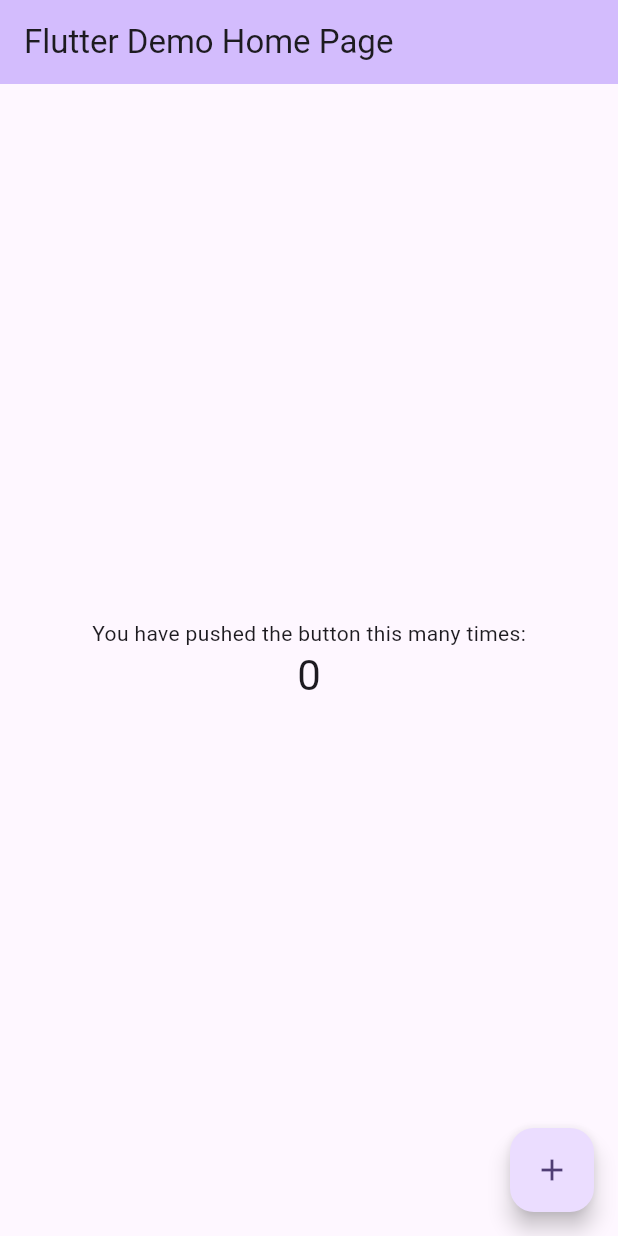
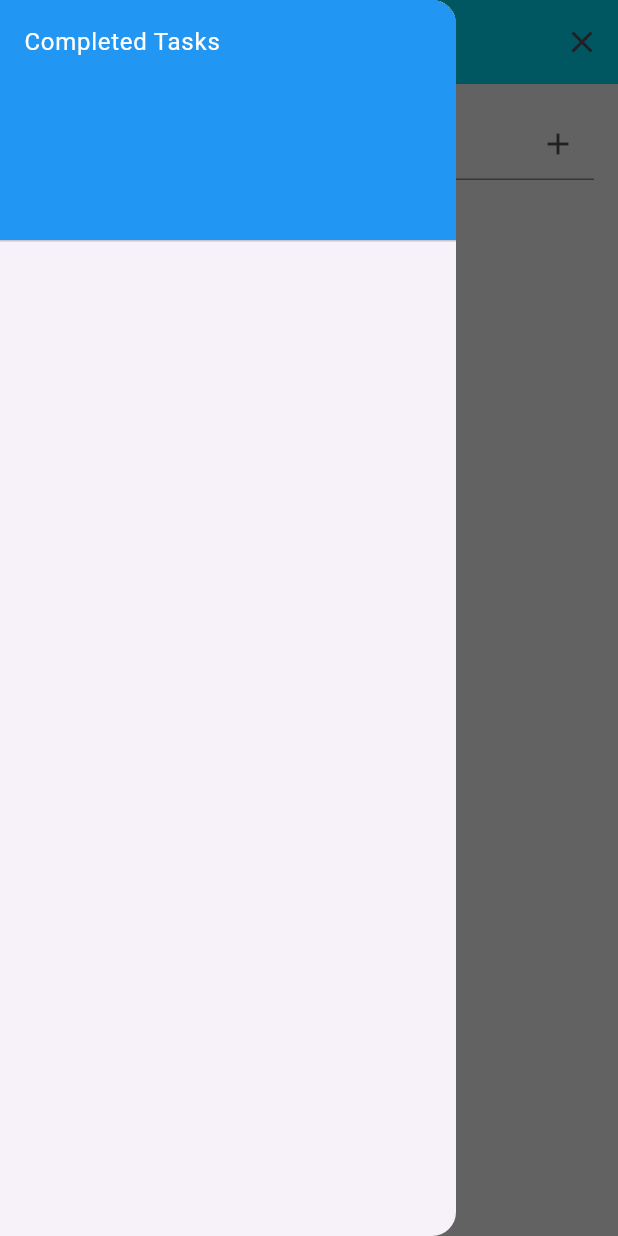
Before and after one commit to abhinav086/todo, a Flutter app: the screen it shows after launch, with the side drawer open (before the commit the screen has no drawer), on a phone screen of 412 x 824 dp. Run offline on Flutter 3.47's test engine with Material 3 defaults, Android fonts, the phone set to English and light mode, and no system bars.

Commit message:
todo app complete

```diff
--- a/lib/main.dart
+++ b/lib/main.dart
@@ -1,125 +1,21 @@
+// main.dart
+
 import 'package:flutter/material.dart';
+import 'todo_app.dart';
 
 void main() {
-  runApp(const MyApp());
+  runApp(MyApp());
 }
 
 class MyApp extends StatelessWidget {
-  const MyApp({super.key});
-
-  // This widget is the root of your application.
   @override
   Widget build(BuildContext context) {
     return MaterialApp(
-      title: 'Flutter Demo',
       theme: ThemeData(
-        // This is the theme of your application.
-        //
-        // TRY THIS: Try running your application with "flutter run". You'll see
-        // the application has a purple toolbar. Then, without quitting the app,
-        // try changing the seedColor in the colorScheme below to Colors.green
-        // and then invoke "hot reload" (save your changes or press the "hot
-        // reload" button in a Flutter-supported IDE, or press "r" if you used
-        // the command line to start the app).
-        //
-        // Notice that the counter didn't reset back to zero; the application
-        // state is not lost during the reload. To reset the state, use hot
-        // restart instead.
-        //
-        // This works for code too, not just values: Most code changes can be
-        // tested with just a hot reload.
-        colorScheme: ColorScheme.fromSeed(seedColor: Colors.deepPurple),
-        useMaterial3: true,
+        primaryColor: Colors.blue,
+        hintColor: Colors.white,
       ),
-      home: const MyHomePage(title: 'Flutter Demo Home Page'),
+      home: TodoApp(),
     );
   }
 }
-
-class MyHomePage extends StatefulWidget {
-  const MyHomePage({super.key, required this.title});
-
-  // This widget is the home page of your application. It is stateful, meaning
-  // that it has a State object (defined below) that contains fields that affect
-  // how it looks.
-
-  // This class is the configuration for the state. It holds the values (in this
-  // case the title) provided by the parent (in this case the App widget) and
-  // used by the build method of the State. Fields in a Widget subclass are
-  // always marked "final".
-
-  final String title;
-
-  @override
-  State<MyHomePage> createState() => _MyHomePageState();
-}
-
-class _MyHomePageState extends State<MyHomePage> {
-  int _counter = 0;
-
-  void _incrementCounter() {
-    setState(() {
-      // This call to setState tells the Flutter framework that something has
-      // changed in this State, which causes it to rerun the build method below
-      // so that the display can reflect the updated values. If we changed
-      // _counter without calling setState(), then the build method would not be
-      // called again, and so nothing would appear to happen.
-      _counter++;
-    });
-  }
-
-  @override
-  Widget build(BuildContext context) {
-    // This method is rerun every time setState is called, for instance as done
-    // by the _incrementCounter method above.
-    //
-    // The Flutter framework has been optimized to make rerunning build methods
-    // fast, so that you can just rebuild anything that needs updating rather
-    // than having to individually change instances of widgets.
-    return Scaffold(
-      appBar: AppBar(
-        // TRY THIS: Try changing the color here to a specific color (to
-        // Colors.amber, perhaps?) and trigger a hot reload to see the AppBar
-        // change color while the other colors stay the same.
-        backgroundColor: Theme.of(context).colorScheme.inversePrimary,
-        // Here we take the value from the MyHomePage object that was created by
-        // the App.build method, and use it to set our appbar title.
-        title: Text(widget.title),
-      ),
-      body: Center(
-        // Center is a layout widget. It takes a single child and positions it
-        // in the middle of the parent.
-        child: Column(
-          // Column is also a layout widget. It takes a list of children and
-          // arranges them vertically. By default, it sizes itself to fit its
-          // children horizontally, and tries to be as tall as its parent.
-          //
-          // Column has various properties to control how it sizes itself and
-          // how it positions its children. Here we use mainAxisAlignment to
-          // center the children vertically; the main axis here is the vertical
-          // axis because Columns are vertical (the cross axis would be
-          // horizontal).
-          //
-          // TRY THIS: Invoke "debug painting" (choose the "Toggle Debug Paint"
-          // action in the IDE, or press "p" in the console), to see the
-          // wireframe for each widget.
-          mainAxisAlignment: MainAxisAlignment.center,
-          children: <Widget>[
-            const Text(
-              'You have pushed the button this many times:',
-            ),
-            Text(
-              '$_counter',
-              style: Theme.of(context).textTheme.headlineMedium,
-            ),
-          ],
-        ),
-      ),
-      floatingActionButton: FloatingActionButton(
-        onPressed: _incrementCounter,
-        tooltip: 'Increment',
-        child: const Icon(Icons.add),
-      ), // This trailing comma makes auto-formatting nicer for build methods.
-    );
-  }
-}
--- /dev/null
+++ b/lib/task.dart
@@ -0,0 +1,8 @@
+// task.dart
+
+class Task {
+  String name;
+  bool isCompleted;
+
+  Task({required this.name, this.isCompleted = false});
+}
--- /dev/null
+++ b/lib/todo_app.dart
@@ -0,0 +1,112 @@
+// todo_app.dart
+//Abhinav's todo list application
+import 'package:flutter/material.dart';
+import 'task.dart';
+
+class TodoApp extends StatefulWidget {
+  @override
+  _TodoAppState createState() => _TodoAppState();
+}
+
+class _TodoAppState extends State<TodoApp> {
+  List<Task> tasks = [];
+  List<Task> completedTasks = [];
+
+  TextEditingController taskController = TextEditingController();
+
+  void addTask() {
+    if (taskController.text.isNotEmpty) {
+      setState(() {
+        tasks.add(Task(name: taskController.text));
+        taskController.clear();
+      });
+    }
+  }
+
+  void completeTask(Task task) {
+    setState(() {
+      task.isCompleted = true;
+      completedTasks.add(task);
+      tasks.remove(task);
+    });
+  }
+
+  @override
+  Widget build(BuildContext context) {
+    return Scaffold(
+      appBar: AppBar(
+        title: Text('Todo List',
+          style: TextStyle(fontWeight: FontWeight.bold, fontStyle: FontStyle.italic),
+        ),
+        backgroundColor: Colors.cyan,
+        actions: [
+          IconButton(
+            icon: Icon(Icons.clear),
+            onPressed: () {
+              setState(() {
+                tasks.clear();
+              });
+            },
+          ),
+        ],
+      ),
+      backgroundColor: Colors.grey[350],
+      drawer: Drawer(
+        child: ListView(
+          padding: EdgeInsets.zero,
+          children: <Widget>[
+            DrawerHeader(
+              decoration: BoxDecoration(
+                color: Colors.blue,
+              ),
+              child: Text('Completed Tasks', style: TextStyle(color: Colors.white)),
+            ),
+            for (Task task in completedTasks)
+              ListTile(
+                title: Text(task.name),
+                leading: Checkbox(
+                  value: true,
+                  onChanged: null,
+                ),
+              ),
+          ],
+        ),
+      ),
+      body: Column(
+        children: <Widget>[
+          Padding(
+            padding: const EdgeInsets.all(16.0),
+            child: TextField(
+              controller: taskController,
+              decoration: InputDecoration(
+                hintText: 'Write here...',
+                hintStyle:TextStyle(color: Colors.black),
+                suffixIcon: IconButton(
+                  icon: Icon(Icons.add),
+                  onPressed: addTask,
+                ),
+              ),
+            ),
+          ),
+          Expanded(
+            child: ListView.builder(
+              itemCount: tasks.length,
+              itemBuilder: (context, index) {
+                Task task = tasks[index];
+                return ListTile(
+                  title: Text(task.name),
+                  leading: Checkbox(
+                    value: task.isCompleted,
+                    onChanged: (bool? value) {
+                      completeTask(task);
+                    },
+                  ),
+                );
+              },
+            ),
+          ),
+        ],
+      ),
+    );
+  }
+}
```
Also changed, not shown: 1 other file.
